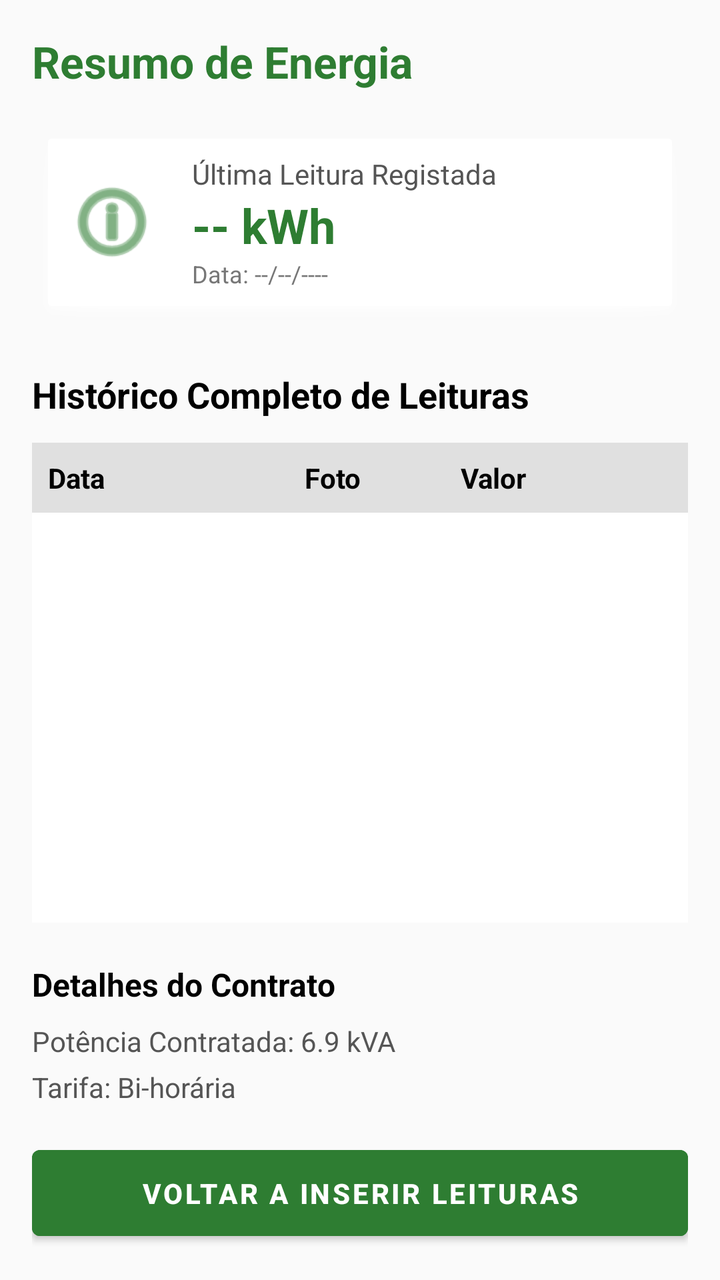
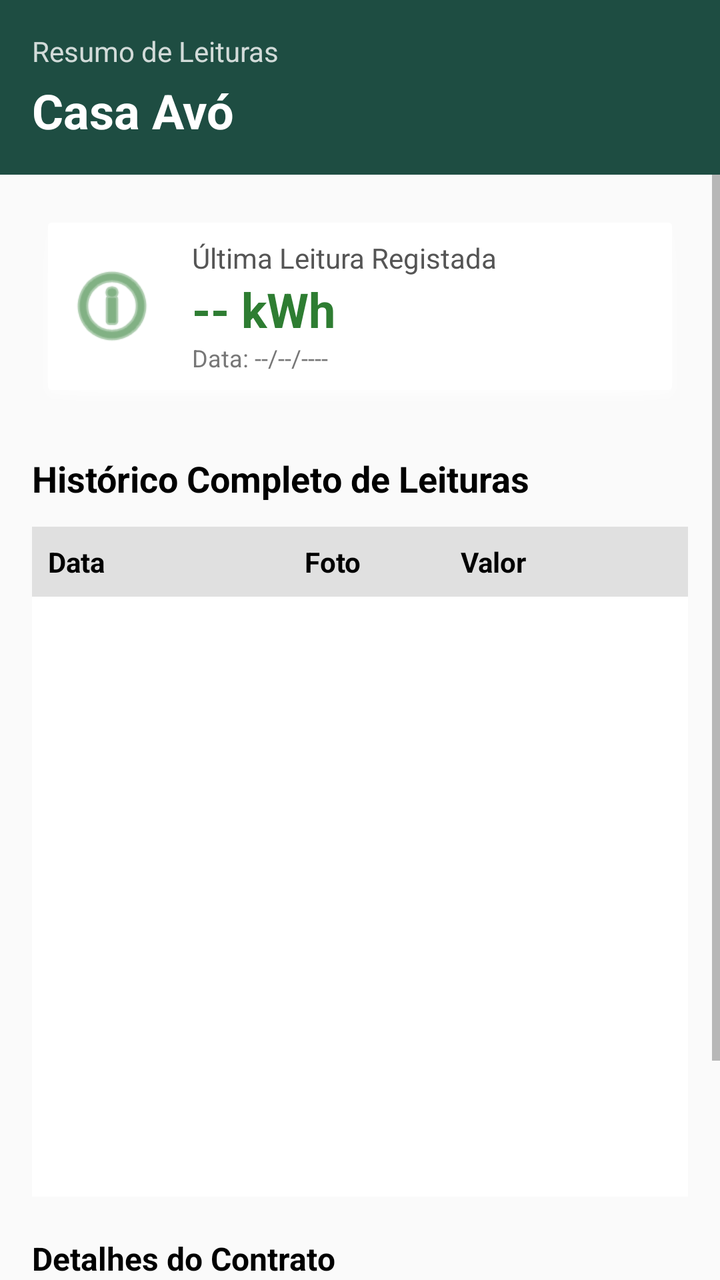

Compare the two renders of this Android layout. The source of the first and the diff that turns it into the second are given below.
<!-- AndroidManifest.xml: application theme Theme.EcoTrack -->
<!-- res/layout/layout_leituras.xml -->
<?xml version="1.0" encoding="utf-8"?>
<LinearLayout xmlns:android="http://schemas.android.com/apk/res/android"
    xmlns:app="http://schemas.android.com/apk/res-auto"
    android:layout_width="match_parent"
    android:layout_height="match_parent"
    android:background="#FAFAFA"
    android:orientation="vertical"
    android:padding="16dp">

    <TextView
        android:id="@+id/tvTituloPagina"
        android:layout_width="wrap_content"
        android:layout_height="wrap_content"
        android:text="Resumo de Energia"
        android:textSize="22sp"
        android:textStyle="bold"
        android:textColor="#2E7D32"
        android:layout_marginBottom="16dp" />

    <LinearLayout
        android:layout_width="match_parent"
        android:layout_height="wrap_content"
        android:orientation="horizontal"
        android:padding="16dp"
        android:background="@android:drawable/dialog_holo_light_frame"
        android:backgroundTint="#FFFFFF"
        android:elevation="4dp"
        android:gravity="center_vertical"
        android:layout_marginBottom="24dp">

        <ImageView
            android:layout_width="48dp"
            android:layout_height="48dp"
            android:src="@android:drawable/ic_menu_info_details"
            android:layout_marginEnd="16dp"
            app:tint="#2E7D32" />

        <LinearLayout
            android:layout_width="wrap_content"
            android:layout_height="wrap_content"
            android:orientation="vertical">

            <TextView
                android:layout_width="wrap_content"
                android:layout_height="wrap_content"
                android:text="Última Leitura Registada"
                android:textSize="14sp"
                android:textColor="#555555"/>

            <TextView
                android:id="@+id/tvConsumoResumo"
                android:layout_width="wrap_content"
                android:layout_height="wrap_content"
                android:text="-- kWh"
                android:textSize="24sp"
                android:textStyle="bold"
                android:textColor="#2E7D32"/>

            <TextView
                android:id="@+id/tvDataResumo"
                android:layout_width="wrap_content"
                android:layout_height="wrap_content"
                android:text="Data: --/--/----"
                android:textSize="12sp"
                android:textColor="#777777"/>
        </LinearLayout>
    </LinearLayout>

    <TextView
        android:layout_width="wrap_content"
        android:layout_height="wrap_content"
        android:text="Histórico Completo de Leituras"
        android:textSize="18sp"
        android:textStyle="bold"
        android:textColor="#000000"
        android:layout_marginBottom="12dp"/>

    <LinearLayout
        android:layout_width="match_parent"
        android:layout_height="wrap_content"
        android:orientation="horizontal"
        android:padding="8dp"
        android:background="#E0E0E0">

        <TextView
            android:layout_width="0dp"
            android:layout_height="wrap_content"
            android:layout_weight="1.2"
            android:text="Data"
            android:textColor="#000000"
            android:textStyle="bold"/>

        <TextView
            android:layout_width="0dp"
            android:layout_height="wrap_content"
            android:layout_weight="0.8"
            android:text="Foto"
            android:textColor="#000000"
            android:gravity="center"
            android:textStyle="bold"/>

        <TextView
            android:layout_width="0dp"
            android:layout_height="wrap_content"
            android:layout_weight="1"
            android:text="Valor"
            android:textColor="#000000"
            android:gravity="center"
            android:textStyle="bold"/>

        <TextView
            android:layout_width="0dp"
            android:layout_height="wrap_content"
            android:layout_weight="0.5"
            android:text=""
            android:gravity="center"/>
    </LinearLayout>

    
    <ScrollView
        android:layout_width="match_parent"
        android:layout_height="0dp"
        android:layout_weight="1"
        android:fillViewport="true"
        android:background="#FFFFFF"
        android:padding="4dp"
        android:layout_marginBottom="20dp">

        <TableLayout
            android:id="@+id/tabelaHistorico"
            android:layout_width="match_parent"
            android:layout_height="wrap_content"
            android:stretchColumns="*" />
    </ScrollView>

    
    <TextView
        android:layout_width="wrap_content"
        android:layout_height="wrap_content"
        android:text="Detalhes do Contrato"
        android:textSize="16sp"
        android:textStyle="bold"
        android:textColor="#000000"
        android:layout_marginBottom="8dp"/>

    <TextView
        android:layout_width="wrap_content"
        android:layout_height="wrap_content"
        android:text="Potência Contratada: 6.9 kVA"
        android:textSize="14sp"
        android:textColor="#555555"
        android:layout_marginBottom="4dp"/>

    <TextView
        android:layout_width="wrap_content"
        android:layout_height="wrap_content"
        android:text="Tarifa: Bi-horária"
        android:textSize="14sp"
        android:textColor="#555555"
        android:layout_marginBottom="16dp"/>

    <Button
        android:id="@+id/btnVoltarResumo"
        android:layout_width="match_parent"
        android:layout_height="wrap_content"
        android:text="Voltar a Inserir Leituras"
        android:backgroundTint="#2E7D32"
        android:textColor="#FFFFFF"
        android:textStyle="bold"
        android:padding="12dp"/>

</LinearLayout>
<!-- resources referenced by this layout -->
<resources>
  <style name="Theme.EcoTrack" parent="Theme.MaterialComponents.Light.NoActionBar">
          
          <item name="colorPrimary">@color/colorPrimary</item>
          <item name="colorOnPrimary">@color/colorOnPrimary</item>
          <item name="colorSecondary">@color/colorSecondary</item>
          <item name="colorOnSecondary">@color/colorOnSecondary</item>
  
          
          <item name="colorOnBackground">@color/background_beige</item>
          <item name="colorSurface">@color/colorSurface</item>
          <item name="colorOnSurface">@color/colorOnSurface</item>
          <item name="android:windowBackground">@color/background_beige</item>
  
          
          <item name="colorPrimaryContainer">@color/colorPrimaryContainer</item>
          <item name="colorOnPrimaryContainer">@color/colorOnPrimaryContainer</item>
          <item name="colorSecondaryContainer">@color/colorSecondaryContainer</item>
          <item name="colorOnSecondaryContainer">@color/colorOnSecondaryContainer</item>
  
          
          <item name="colorError">@color/colorError</item>
          <item name="colorOnError">@color/colorOnError</item>
          <item name="colorErrorContainer">@color/colorErrorContainer</item>
          <item name="colorOnErrorContainer">@color/colorOnErrorContainer</item>
  
          
          <item name="colorOutline">@color/colorOutline</item>
  
          
          <item name="android:textColorPrimary">@color/text_primary</item>
          <item name="android:textColorSecondary">@color/text_secondary</item>
  
          
          <item name="android:statusBarColor">@color/colorPrimary</item>
          <item name="android:navigationBarColor">@color/background_beige</item>
      </style>
  <color name="colorPrimary">#2E7D5B</color>
  <color name="colorOnPrimary">#FFFFFF</color>
  <color name="colorSecondary">#52644F</color>
  <color name="colorOnSecondary">#FFFFFF</color>
  <color name="background_beige">#FFFDF8</color>
  <color name="colorSurface">#FAF7F2</color>
  <color name="colorOnSurface">#3B3A37</color>
  <color name="colorPrimaryContainer">#BFE3CF</color>
  <color name="colorOnPrimaryContainer">#1A3B2C</color>
  <color name="colorSecondaryContainer">#D5E8D7</color>
  <color name="colorOnSecondaryContainer">#1F352F</color>
  <color name="colorError">#B3261E</color>
  <color name="colorOnError">#FFFFFF</color>
  <color name="colorErrorContainer">#F9DEDC</color>
  <color name="colorOnErrorContainer">#410E0B</color>
  <color name="colorOutline">#D8D2C8</color>
  <color name="text_primary">#2E2E2E</color>
  <color name="text_secondary">#7A7A7A</color>
</resources>

<!-- the commit's change to res/layout/layout_leituras.xml (unified diff, before → after) -->
@@ -3,170 +3,208 @@
     xmlns:app="http://schemas.android.com/apk/res-auto"
     android:layout_width="match_parent"
     android:layout_height="match_parent"
-    android:background="#FAFAFA"
-    android:orientation="vertical"
-    android:padding="16dp">
-
-    <TextView
-        android:id="@+id/tvTituloPagina"
-        android:layout_width="wrap_content"
-        android:layout_height="wrap_content"
-        android:text="Resumo de Energia"
-        android:textSize="22sp"
-        android:textStyle="bold"
-        android:textColor="#2E7D32"
-        android:layout_marginBottom="16dp" />
-
+    android:background="@drawable/gradient_verde"
+    android:orientation="vertical">
+
+    
     <LinearLayout
+        android:id="@+id/headerCasa"
         android:layout_width="match_parent"
         android:layout_height="wrap_content"
-        android:orientation="horizontal"
+        android:orientation="vertical"
         android:padding="16dp"
-        android:background="@android:drawable/dialog_holo_light_frame"
-        android:backgroundTint="#FFFFFF"
-        android:elevation="4dp"
-        android:gravity="center_vertical"
-        android:layout_marginBottom="24dp">
-
-        <ImageView
-            android:layout_width="48dp"
-            android:layout_height="48dp"
-            android:src="@android:drawable/ic_menu_info_details"
-            android:layout_marginEnd="16dp"
-            app:tint="#2E7D32" />
-
-        <LinearLayout
+        android:background="#1E4D42">
+
+        <TextView
+            android:text="Resumo de Leituras"
+            android:textSize="14sp"
+            android:textColor="#FFFFFF"
+            android:alpha="0.8"
             android:layout_width="wrap_content"
-            android:layout_height="wrap_content"
-            android:orientation="vertical">
-
-            <TextView
-                android:layout_width="wrap_content"
-                android:layout_height="wrap_content"
-                android:text="Última Leitura Registada"
-                android:textSize="14sp"
-                android:textColor="#555555"/>
-
-            <TextView
-                android:id="@+id/tvConsumoResumo"
-                android:layout_width="wrap_content"
-                android:layout_height="wrap_content"
-                android:text="-- kWh"
-                android:textSize="24sp"
-                android:textStyle="bold"
-                android:textColor="#2E7D32"/>
-
-            <TextView
-                android:id="@+id/tvDataResumo"
-                android:layout_width="wrap_content"
-                android:layout_height="wrap_content"
-                android:text="Data: --/--/----"
-                android:textSize="12sp"
-                android:textColor="#777777"/>
-        </LinearLayout>
-    </LinearLayout>
-
-    <TextView
-        android:layout_width="wrap_content"
-        android:layout_height="wrap_content"
-        android:text="Histórico Completo de Leituras"
-        android:textSize="18sp"
-        android:textStyle="bold"
-        android:textColor="#000000"
-        android:layout_marginBottom="12dp"/>
-
-    <LinearLayout
-        android:layout_width="match_parent"
-        android:layout_height="wrap_content"
-        android:orientation="horizontal"
-        android:padding="8dp"
-        android:background="#E0E0E0">
+            android:layout_height="wrap_content"/>
 
         <TextView
-            android:layout_width="0dp"
-            android:layout_height="wrap_content"
-            android:layout_weight="1.2"
-            android:text="Data"
-            android:textColor="#000000"
-            android:textStyle="bold"/>
-
-        <TextView
-            android:layout_width="0dp"
-            android:layout_height="wrap_content"
-            android:layout_weight="0.8"
-            android:text="Foto"
-            android:textColor="#000000"
-            android:gravity="center"
-            android:textStyle="bold"/>
-
-        <TextView
-            android:layout_width="0dp"
-            android:layout_height="wrap_content"
-            android:layout_weight="1"
-            android:text="Valor"
-            android:textColor="#000000"
-            android:gravity="center"
-            android:textStyle="bold"/>
-
-        <TextView
-            android:layout_width="0dp"
-            android:layout_height="wrap_content"
-            android:layout_weight="0.5"
-            android:text=""
-            android:gravity="center"/>
+            android:id="@+id/tvNomeCasaResumo"
+            android:text="Casa Avó"
+            android:textSize="24sp"
+            android:textStyle="bold"
+            android:textColor="#FFFFFF"
+            android:layout_marginTop="4dp"
+            android:layout_width="wrap_content"
+            android:layout_height="wrap_content"/>
+
     </LinearLayout>
 
     
     <ScrollView
         android:layout_width="match_parent"
-        android:layout_height="0dp"
-        android:layout_weight="1"
+        android:layout_height="match_parent"
         android:fillViewport="true"
-        android:background="#FFFFFF"
-        android:padding="4dp"
-        android:layout_marginBottom="20dp">
-
-        <TableLayout
-            android:id="@+id/tabelaHistorico"
+        android:background="#FAFAFA">
+
+        <LinearLayout
             android:layout_width="match_parent"
             android:layout_height="wrap_content"
-            android:stretchColumns="*" />
+            android:background="#FAFAFA"
+            android:orientation="vertical"
+            android:padding="16dp">
+
+            
+            <LinearLayout
+                android:layout_width="match_parent"
+                android:layout_height="wrap_content"
+                android:orientation="horizontal"
+                android:padding="16dp"
+                android:background="@android:drawable/dialog_holo_light_frame"
+                android:backgroundTint="#FFFFFF"
+                android:elevation="4dp"
+                android:gravity="center_vertical"
+                android:layout_marginBottom="24dp">
+
+                <ImageView
+                    android:layout_width="48dp"
+                    android:layout_height="48dp"
+                    android:src="@android:drawable/ic_menu_info_details"
+                    android:layout_marginEnd="16dp"
+                    app:tint="#2E7D32" />
+
+                <LinearLayout
+                    android:layout_width="wrap_content"
+                    android:layout_height="wrap_content"
+                    android:orientation="vertical">
+
+                    <TextView
+                        android:layout_width="wrap_content"
+                        android:layout_height="wrap_content"
+                        android:text="Última Leitura Registada"
+                        android:textSize="14sp"
+                        android:textColor="#555555"/>
+
+                    <TextView
+                        android:id="@+id/tvConsumoResumo"
+                        android:layout_width="wrap_content"
+                        android:layout_height="wrap_content"
+                        android:text="-- kWh"
+                        android:textSize="24sp"
+                        android:textStyle="bold"
+                        android:textColor="#2E7D32"/>
+
+                    <TextView
+                        android:id="@+id/tvDataResumo"
+                        android:layout_width="wrap_content"
+                        android:layout_height="wrap_content"
+                        android:text="Data: --/--/----"
+                        android:textSize="12sp"
+                        android:textColor="#777777"/>
+                </LinearLayout>
+            </LinearLayout>
+
+            
+            <TextView
+                android:layout_width="wrap_content"
+                android:layout_height="wrap_content"
+                android:text="Histórico Completo de Leituras"
+                android:textSize="18sp"
+                android:textStyle="bold"
+                android:textColor="#000000"
+                android:layout_marginBottom="12dp"/>
+
+            
+            <LinearLayout
+                android:layout_width="match_parent"
+                android:layout_height="wrap_content"
+                android:orientation="horizontal"
+                android:padding="8dp"
+                android:background="#E0E0E0">
+
+                <TextView
+                    android:layout_width="0dp"
+                    android:layout_height="wrap_content"
+                    android:layout_weight="1.2"
+                    android:text="Data"
+                    android:textColor="#000000"
+                    android:textStyle="bold"/>
+
+                <TextView
+                    android:layout_width="0dp"
+                    android:layout_height="wrap_content"
+                    android:layout_weight="0.8"
+                    android:text="Foto"
+                    android:textColor="#000000"
+                    android:gravity="center"
+                    android:textStyle="bold"/>
+
+                <TextView
+                    android:layout_width="0dp"
+                    android:layout_height="wrap_content"
+                    android:layout_weight="1"
+                    android:text="Valor"
+                    android:textColor="#000000"
+                    android:gravity="center"
+                    android:textStyle="bold"/>
+
+                <TextView
+                    android:layout_width="0dp"
+                    android:layout_height="wrap_content"
+                    android:layout_weight="0.5"
+                    android:text=""
+                    android:gravity="center"/>
+            </LinearLayout>
+
+            
+            <ScrollView
+                android:layout_width="match_parent"
+                android:layout_height="300dp"
+                android:fillViewport="true"
+                android:background="#FFFFFF"
+                android:padding="4dp"
+                android:layout_marginBottom="20dp">
+
+                <TableLayout
+                    android:id="@+id/tabelaHistorico"
+                    android:layout_width="match_parent"
+                    android:layout_height="wrap_content"
+                    android:stretchColumns="*" />
+            </ScrollView>
+
+            
+            <TextView
+                android:layout_width="wrap_content"
+                android:layout_height="wrap_content"
+                android:text="Detalhes do Contrato"
+                android:textSize="16sp"
+                android:textStyle="bold"
+                android:textColor="#000000"
+                android:layout_marginBottom="8dp"/>
+
+            <TextView
+                android:layout_width="wrap_content"
+                android:layout_height="wrap_content"
+                android:text="Potência Contratada: 6.9 kVA"
+                android:textSize="14sp"
+                android:textColor="#555555"
+                android:layout_marginBottom="4dp"/>
+
+            <TextView
+                android:layout_width="wrap_content"
+                android:layout_height="wrap_content"
+                android:text="Tarifa: Bi-horária"
+                android:textSize="14sp"
+                android:textColor="#555555"
+                android:layout_marginBottom="16dp"/>
+
+            
+            <Button
+                android:id="@+id/btnVoltarResumo"
+                android:layout_width="match_parent"
+                android:layout_height="wrap_content"
+                android:text="Voltar a Inserir Leituras"
+                android:backgroundTint="#2E7D32"
+                android:textColor="#FFFFFF"
+                android:textStyle="bold"
+                android:padding="12dp"/>
+
+        </LinearLayout>
     </ScrollView>
 
-    
-    <TextView
-        android:layout_width="wrap_content"
-        android:layout_height="wrap_content"
-        android:text="Detalhes do Contrato"
-        android:textSize="16sp"
-        android:textStyle="bold"
-        android:textColor="#000000"
-        android:layout_marginBottom="8dp"/>
-
-    <TextView
-        android:layout_width="wrap_content"
-        android:layout_height="wrap_content"
-        android:text="Potência Contratada: 6.9 kVA"
-        android:textSize="14sp"
-        android:textColor="#555555"
-        android:layout_marginBottom="4dp"/>
-
-    <TextView
-        android:layout_width="wrap_content"
-        android:layout_height="wrap_content"
-        android:text="Tarifa: Bi-horária"
-        android:textSize="14sp"
-        android:textColor="#555555"
-        android:layout_marginBottom="16dp"/>
-
-    <Button
-        android:id="@+id/btnVoltarResumo"
-        android:layout_width="match_parent"
-        android:layout_height="wrap_content"
-        android:text="Voltar a Inserir Leituras"
-        android:backgroundTint="#2E7D32"
-        android:textColor="#FFFFFF"
-        android:textStyle="bold"
-        android:padding="12dp"/>
-
 </LinearLayout>
<!-- resource entries referenced after the edit -->
@@ -1,5 +1,15 @@
 <!-- resources referenced by this layout -->
 <resources>
+  <!-- drawable gradient_verde (drawable) -->
+  <shape xmlns:android="http://schemas.android.com/apk/res/android">
+      <gradient
+          android:startColor="@color/pastel_lightgreen"
+          android:centerColor="@color/mint_start"
+          android:endColor="@color/pastel_whitewarm"
+          android:angle="90" />
+  
+      <corners android:radius="0dp" />
+  </shape>
   <style name="Theme.EcoTrack" parent="Theme.MaterialComponents.Light.NoActionBar">
           
           <item name="colorPrimary">@color/colorPrimary</item>
@@ -36,6 +46,9 @@
           <item name="android:statusBarColor">@color/colorPrimary</item>
           <item name="android:navigationBarColor">@color/background_beige</item>
       </style>
+  <color name="pastel_lightgreen">#D7E8C1</color>
+  <color name="mint_start">#A8E6CF</color>
+  <color name="pastel_whitewarm">#FAF8F1</color>
   <color name="colorPrimary">#2E7D5B</color>
   <color name="colorOnPrimary">#FFFFFF</color>
   <color name="colorSecondary">#52644F</color>
